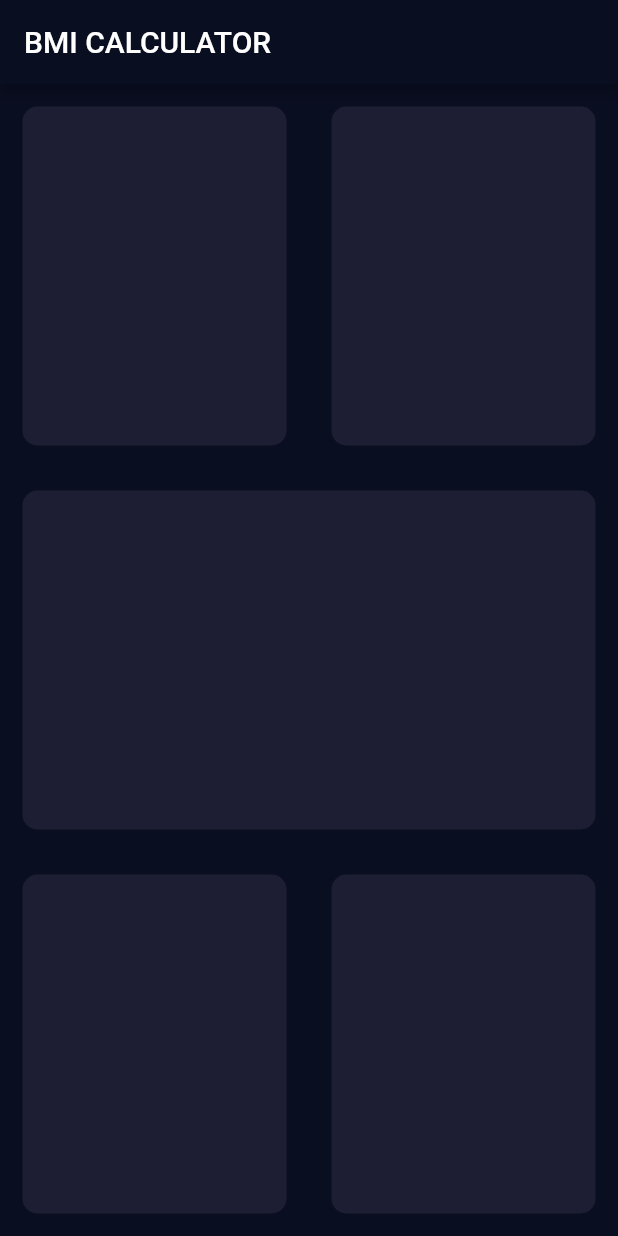
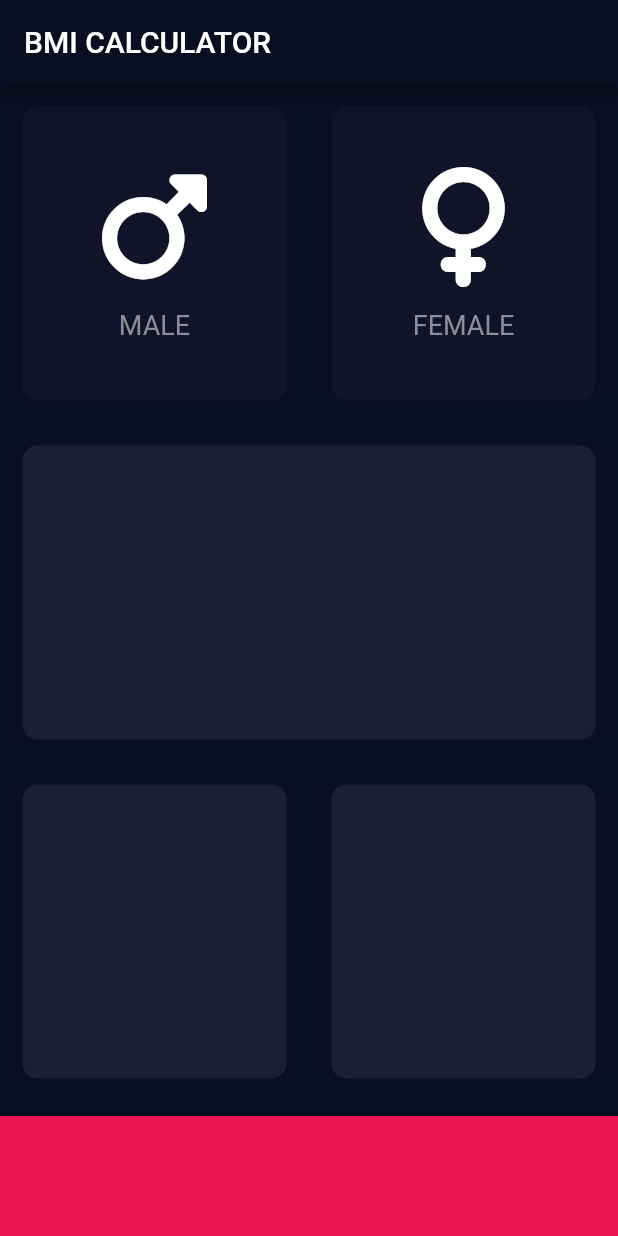
Before and after one commit to enzorva/bmi, a Flutter app: the screen it shows after launch, on a phone screen of 412 x 824 dp. Run offline on Flutter 3.47's test engine with Material 2 defaults, Android fonts, the phone set to English and light mode, and no system bars; our stand-ins replace font_awesome_flutter.

Commit message:
Create Input Page

```diff
--- a/lib/input_page.dart
+++ b/lib/input_page.dart
@@ -1,4 +1,17 @@
 import 'package:flutter/material.dart';
+import 'package:font_awesome_flutter/font_awesome_flutter.dart';
+import 'icon_content.dart';
+import 'reusable_card.dart';
+
+const bottonContainerHeight = 80.0;
+const activeCardColour = Color(0xFF1D1E33);
+const inactiveCardColour = Color(0XFF111328);
+const bottomContainerColour = Color(0xFFEB1555);
+
+enum Gender {
+  male,
+  female,
+}
 
 class InputPage extends StatefulWidget {
   @override
@@ -6,6 +19,30 @@ class InputPage extends StatefulWidget {
 }
 
 class _InputPageState extends State<InputPage> {
+  Gender? selectedGender;
+
+  // Color maleCardColour = inactiveCardColour;
+  // Color femaleCardColour = inactiveCardColour;
+
+  // void updateColour(Gender selectGender) {
+  //   if (selectGender == Gender.male) {
+  //     if (maleCardColour == inactiveCardColour) {
+  //       maleCardColour = activeCardColour;
+  //       femaleCardColour = inactiveCardColour;
+  //     } else {
+  //       maleCardColour = inactiveCardColour;
+  //     }
+  //   }
+  //   if (selectGender == Gender.female) {
+  //     if (femaleCardColour == inactiveCardColour) {
+  //       femaleCardColour = activeCardColour;
+  //       maleCardColour = inactiveCardColour;
+  //     } else {
+  //       femaleCardColour = inactiveCardColour;
+  //     }
+  //   }
+  // }
+
   @override
   Widget build(BuildContext context) {
     return Scaffold(
@@ -21,57 +58,72 @@ class _InputPageState extends State<InputPage> {
               children: [
                 Expanded(
                   child: ReusableCard(
-                    colour: Color(0xFF1D1E33),
+                    onPress: () {
+                      setState(() {
+                        selectedGender = Gender.male;
+                      });
+                    },
+                    colour: selectedGender == Gender.male
+                        ? activeCardColour
+                        : inactiveCardColour,
+                    cardChild: const IconContent(
+                      icon: FontAwesomeIcons.mars,
+                      gender: 'MALE',
+                    ),
                   ),
                 ),
                 Expanded(
                   child: ReusableCard(
-                    colour: Color(0xFF1D1E33),
+                    onPress: () {
+                      setState(() {
+                        selectedGender = Gender.female;
+                      });
+                    },
+                    colour: selectedGender == Gender.female
+                        ? activeCardColour
+                        : inactiveCardColour,
+                    cardChild: const IconContent(
+                      icon: FontAwesomeIcons.venus,
+                      gender: 'FEMALE',
+                    ),
                   ),
                 )
               ],
             ),
           ),
           Expanded(
-              child: ReusableCard(
-            colour: Color(0xFF1D1E33),
-          )),
+            child: ReusableCard(
+              colour: activeCardColour,
+              onPress: () {},
+            ),
+          ),
           Expanded(
             child: Row(
               crossAxisAlignment: CrossAxisAlignment.stretch,
-              children: [
+              children: <Widget>[
                 Expanded(
                   child: ReusableCard(
-                    colour: Color(0xFF1D1E33),
+                    colour: activeCardColour,
+                    onPress: () {},
                   ),
                 ),
                 Expanded(
-                  child: ReusableCard(colour: Color(0xFF1D1E33)),
-                )
+                  child: ReusableCard(
+                    colour: activeCardColour,
+                    onPress: () {},
+                  ),
+                ),
               ],
             ),
+          ),
+          Container(
+            color: bottomContainerColour,
+            margin: EdgeInsets.only(top: 10),
+            width: double.infinity,
+            height: bottonContainerHeight,
           ),
         ],
       ),
     );
   }
 }
-
-class ReusableCard extends StatelessWidget {
-  ReusableCard({super.key, required this.colour});
-
-  final Color colour;
-
-  @override
-  Widget build(BuildContext context) {
-    return Container(
-      margin: const EdgeInsets.all(15),
-      //height: 100,
-      decoration: BoxDecoration(
-        borderRadius: BorderRadius.circular(10),
-        color: colour,
-      ),
-      child: const Text(''),
-    );
-  }
-}
```
